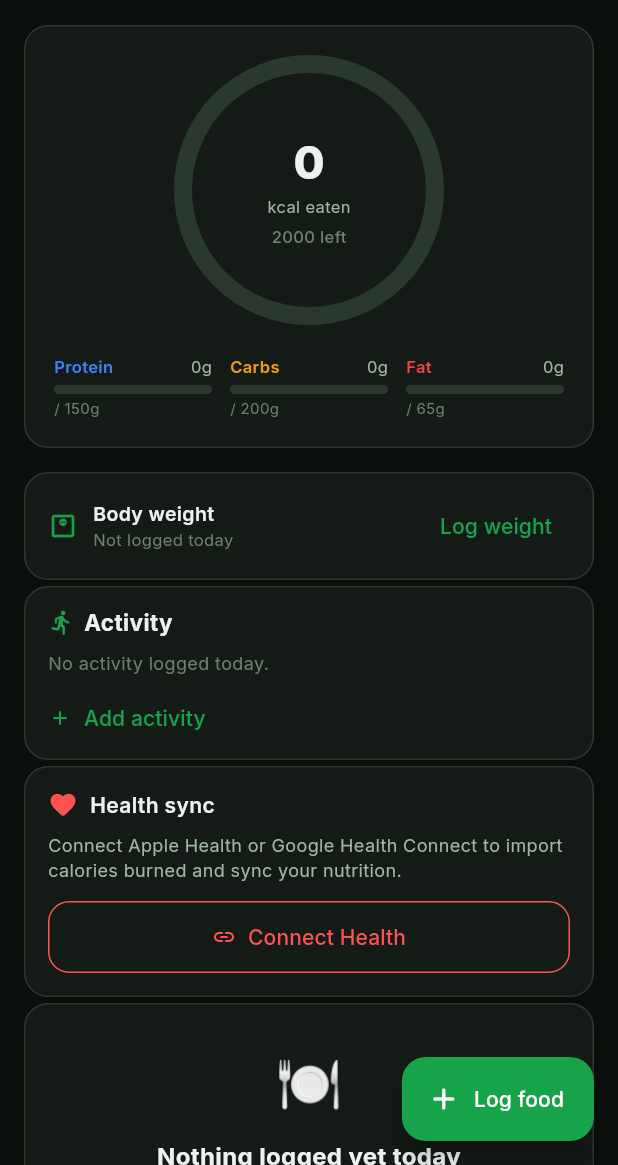
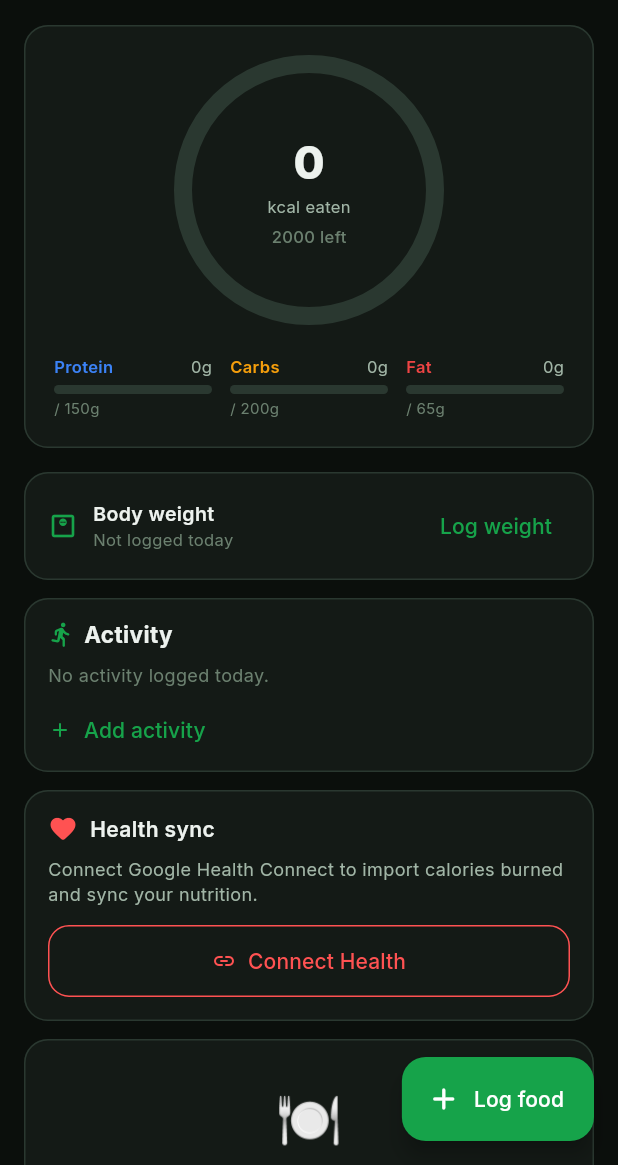
Before and after one commit to zicobakker95/SimplePlate, a Flutter app: the TodayScreen screen opened directly, on a phone screen of 412 x 824 dp, the part 71-1236 px from its top. Run offline on Flutter 3.47's test engine with Material 3 defaults, Android fonts, the phone set to English and light mode, and no system bars; drawn by our look-alikes of percent_indicator; our stand-ins replace csv, drift, drift_flutter, flutter_local_notifications, flutter_timezone, google_fonts and 6 more; missing offline and left inert: health, home_widget, mobile_scanner; accounts and stored records are empty; generated files the repository leaves out were written again.

Commit message:
Fix Health sync and increase card spacing on Today screen
- Add Runner.entitlements with com.apple.developer.healthkit to enable
  HealthKit on iOS (required capability for Apple Health access)
- Set CODE_SIGN_ENTITLEMENTS in all three Runner build configs (Debug,
  Release, Profile) in project.pbxproj
- HealthSyncCard: remove toast snackbar on denial; instead show an inline
  orange info banner with platform-specific instructions (iOS: Settings →
  Privacy → Health; Android: Health Connect) and an "Open Settings" button
- "Try again" label replaces "Connect Health" after a denial
- Card spacing on Today screen increased from 4dp to 12dp so Body weight,
  Activity, and Health sync cards are visually separated

Co-Authored-By: Claude Sonnet 4.6 <noreply@anthropic.com>
Claude-Session: https://claude.ai/code/session_019G1us9Sy4wyd73yrj5Fjtq

```diff
--- a/lib/screens/home/today_screen.dart
+++ b/lib/screens/home/today_screen.dart
@@ -133,20 +133,20 @@ class TodayScreen extends StatelessWidget {
           // Water tracker (only if enabled in Goals)
           if (store.waterEnabled) ...[
             WaterCard(goal: store.waterGoal),
-            const SizedBox(height: 4),
+            const SizedBox(height: 12),
           ],
 
           // Weight card
           const WeightCard(),
-          const SizedBox(height: 4),
+          const SizedBox(height: 12),
 
           // Activity section
           const ActivitySection(),
-          const SizedBox(height: 4),
+          const SizedBox(height: 12),
 
           // Health sync card
           const HealthSyncCard(),
-          const SizedBox(height: 4),
+          const SizedBox(height: 12),
 
           if (today.isEmpty) _EmptyTodayState(onLogFood: () => _addFood(context, MealType.snack)),
 
--- a/lib/widgets/health_card.dart
+++ b/lib/widgets/health_card.dart
@@ -1,5 +1,8 @@
+import 'dart:io';
+
 import 'package:flutter/material.dart';
 import 'package:provider/provider.dart';
+import 'package:url_launcher/url_launcher.dart';
 
 import '../services/food_store.dart';
 import '../services/health_service.dart';
@@ -16,6 +19,7 @@ class HealthSyncCard extends StatefulWidget {
 class _HealthSyncCardState extends State<HealthSyncCard> {
   bool _connecting = false;
   bool _syncing = false;
+  bool _permissionDenied = false;
   double _burnedFromHealth = 0;
   int _steps = 0;
 
@@ -26,17 +30,17 @@ class _HealthSyncCardState extends State<HealthSyncCard> {
   }
 
   Future<void> _connect() async {
-    setState(() => _connecting = true);
+    setState(() {
+      _connecting = true;
+      _permissionDenied = false;
+    });
     final ok = await HealthService.instance.requestPermissions();
     if (!mounted) return;
     setState(() => _connecting = false);
     if (ok) {
       await _refresh();
     } else {
-      ScaffoldMessenger.of(context).showSnackBar(
-        const SnackBar(
-            content: Text('Health access not granted. Check permissions.')),
-      );
+      setState(() => _permissionDenied = true);
     }
   }
 
@@ -107,10 +111,55 @@ class _HealthSyncCardState extends State<HealthSyncCard> {
             if (!authorised) ...[
               const SizedBox(height: 8),
               Text(
-                'Connect Apple Health or Google Health Connect to import calories burned and sync your nutrition.',
+                Platform.isIOS
+                    ? 'Connect Apple Health to import calories burned and sync your nutrition.'
+                    : 'Connect Google Health Connect to import calories burned and sync your nutrition.',
                 style: const TextStyle(
                     color: AppColors.textSecondary, fontSize: 12),
               ),
+              if (_permissionDenied) ...[
+                const SizedBox(height: 8),
+                Container(
+                  padding: const EdgeInsets.symmetric(
+                      horizontal: 10, vertical: 8),
+                  decoration: BoxDecoration(
+                    color: Colors.orange.withValues(alpha: 0.1),
+                    borderRadius: BorderRadius.circular(8),
+                    border: Border.all(
+                        color: Colors.orange.withValues(alpha: 0.4)),
+                  ),
+                  child: Row(
+                    children: [
+                      const Icon(Icons.info_outline_rounded,
+                          color: Colors.orange, size: 16),
+                      const SizedBox(width: 8),
+                      Expanded(
+                        child: Text(
+                          Platform.isIOS
+                              ? 'Open Settings → Privacy & Security → Health → PlateSimple to grant access.'
+                              : 'Open Health Connect and grant PlateSimple permissions.',
+                          style: const TextStyle(
+                              color: Colors.orange, fontSize: 11),
+                        ),
+                      ),
+                    ],
+                  ),
+                ),
+                const SizedBox(height: 8),
+                OutlinedButton.icon(
+                  icon: const Icon(Icons.settings_rounded, size: 14),
+                  label: const Text('Open Settings'),
+                  onPressed: () =>
+                      launchUrl(Uri.parse('app-settings:')),
+                  style: OutlinedButton.styleFrom(
+                    foregroundColor: Colors.orange,
+                    side: const BorderSide(color: Colors.orange),
+                    padding: const EdgeInsets.symmetric(
+                        horizontal: 12, vertical: 6),
+                    textStyle: const TextStyle(fontSize: 12),
+                  ),
+                ),
+              ],
               const SizedBox(height: 12),
               SizedBox(
                 width: double.infinity,
@@ -121,7 +170,8 @@ class _HealthSyncCardState extends State<HealthSyncCard> {
                           height: 16,
                           child: CircularProgressIndicator(strokeWidth: 2))
                       : const Icon(Icons.link_rounded, size: 16),
-                  label: const Text('Connect Health'),
+                  label: Text(
+                      _permissionDenied ? 'Try again' : 'Connect Health'),
                   onPressed: _connecting ? null : _connect,
                   style: OutlinedButton.styleFrom(
                     foregroundColor: Colors.redAccent,
@@ -133,8 +183,8 @@ class _HealthSyncCardState extends State<HealthSyncCard> {
               const SizedBox(height: 12),
               Row(
                 children: [
-                  _Stat('Steps', '$_steps', Icons.directions_walk_rounded,
-                      Colors.blueAccent),
+                  _Stat('Steps', '$_steps',
+                      Icons.directions_walk_rounded, Colors.blueAccent),
                   const SizedBox(width: 16),
                   _Stat('Burned', '${_burnedFromHealth.round()} kcal',
                       Icons.local_fire_department_rounded, Colors.orange),
```
Also changed, not shown: 2 other files.
